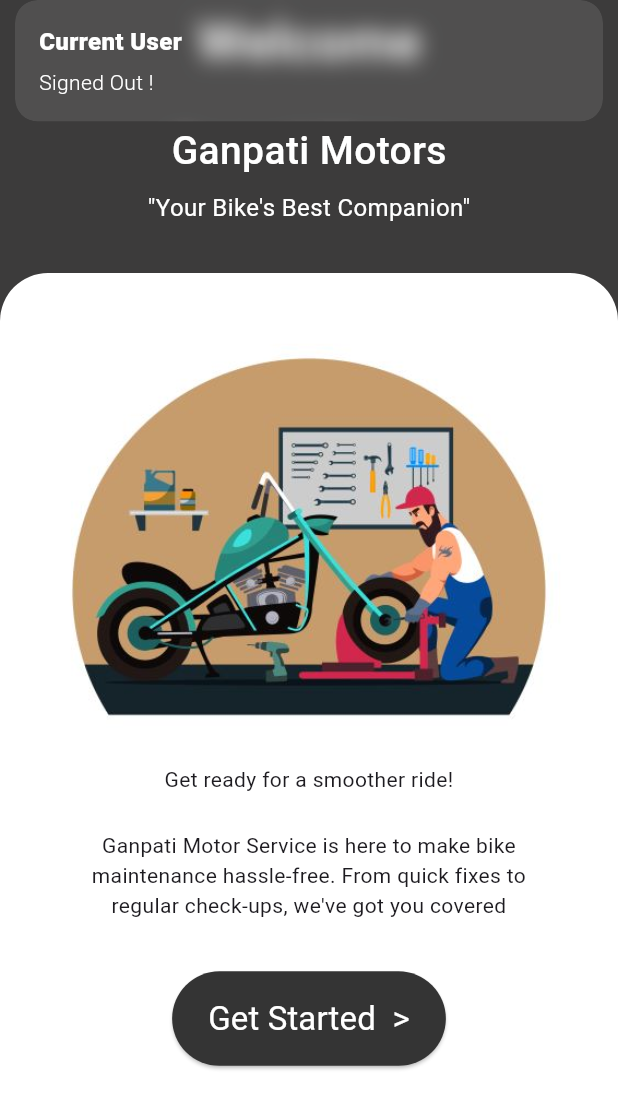
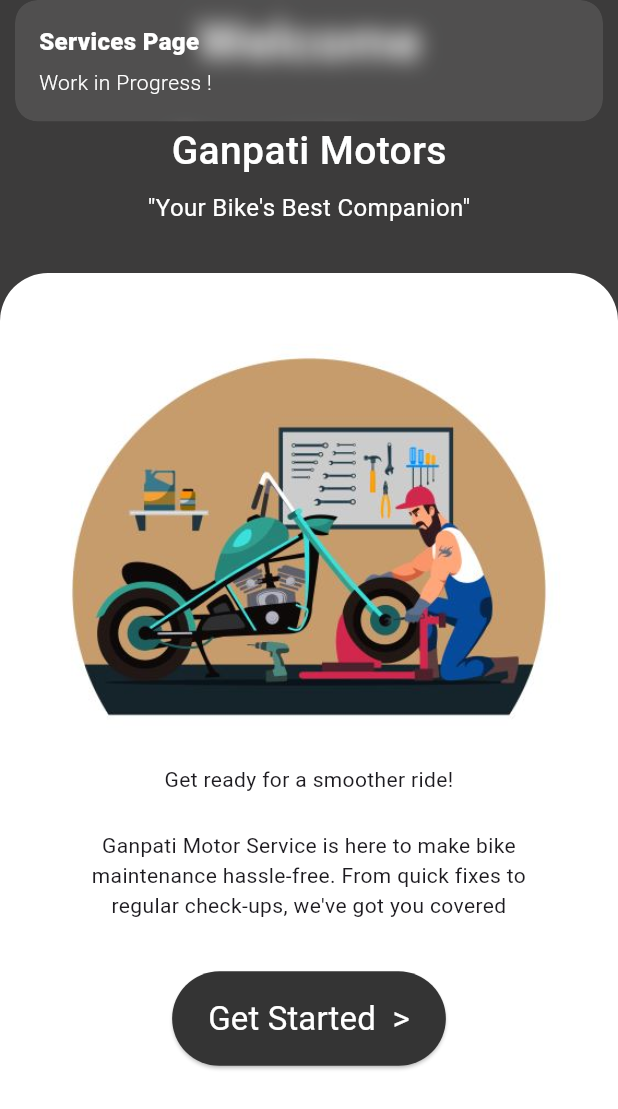
Before and after one commit to Rahul-Sharma-Github/Bike-Service-App, a Flutter app: the screen it shows once a user with an empty profile is signed in, after a tap on an icon or button, on a phone screen of 412 x 824 dp. Shown: the top 1109 px of the screen. Run offline on Flutter 3.47's test engine with Material 3 defaults, Android fonts, the phone set to English and light mode, and no system bars; our stand-ins replace cloud_firestore, device_preview, firebase_auth, firebase_core, get; accounts and stored records are empty; statements that could not run were skipped.

```diff
--- a/lib/app/features/authentication/presentation/pages/home_page/home_page.dart
+++ b/lib/app/features/authentication/presentation/pages/home_page/home_page.dart
@@ -1,7 +1,6 @@
 // ignore_for_file: sized_box_for_whitespace, avoid_unnecessary_containers
 
 import 'package:bike_service_app/app/core/constants/theme/textstyles/textstyle.dart';
-import 'package:firebase_auth/firebase_auth.dart';
 import 'package:flutter/material.dart';
 import 'package:get/get.dart';
 
@@ -117,9 +116,7 @@ class HomePage extends StatelessWidget {
                         onPressed: () {
                           Get.snackbar('Services Page', 'Work in Progress !',
                               colorText: Colors.white);
-                          FirebaseAuth.instance.signOut();
-                          Get.snackbar('Current User', 'Signed Out !',
-                              colorText: Colors.white);
+                          //
                         },
                         child: const Padding(
                           padding: EdgeInsets.symmetric(vertical: 16),
```
Also changed, not shown: lib/app/core/app_bindings/app_bindings.dart (renamed from lib/app/features/authentication/presentation/app_bindings/app_bindings.dart, +7 -3 lines).
